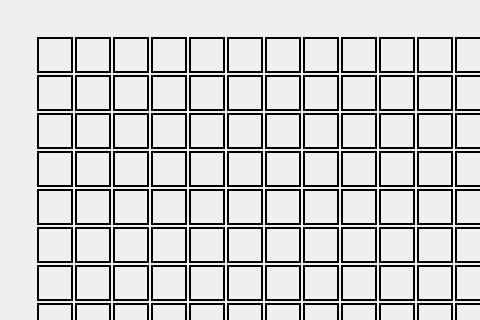
This is ScrabbleClient/matrixwindow.ui in ce2103-datos-ii/Scrabble as Qt 5 draws it before an edit; both pictures show x 0 to 480 and y 0 to 320 of the 641 by 642 pixel window. The edited form follows.
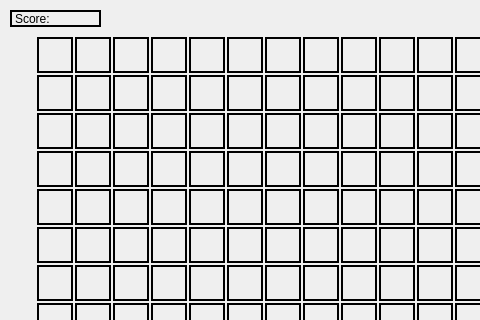
This is the edited form.

```diff
--- a/ScrabbleClient/matrixwindow.ui
+++ b/ScrabbleClient/matrixwindow.ui
@@ -6250,6 +6250,22 @@
     <string>Finalizar Turno</string>
    </property>
   </widget>
+  <widget class="QLabel" name="label">
+   <property name="geometry">
+    <rect>
+     <x>10</x>
+     <y>10</y>
+     <width>91</width>
+     <height>17</height>
+    </rect>
+   </property>
+   <property name="frameShape">
+    <enum>QFrame::WinPanel</enum>
+   </property>
+   <property name="text">
+    <string>Score:</string>
+   </property>
+  </widget>
  </widget>
  <resources/>
  <connections/>
```
